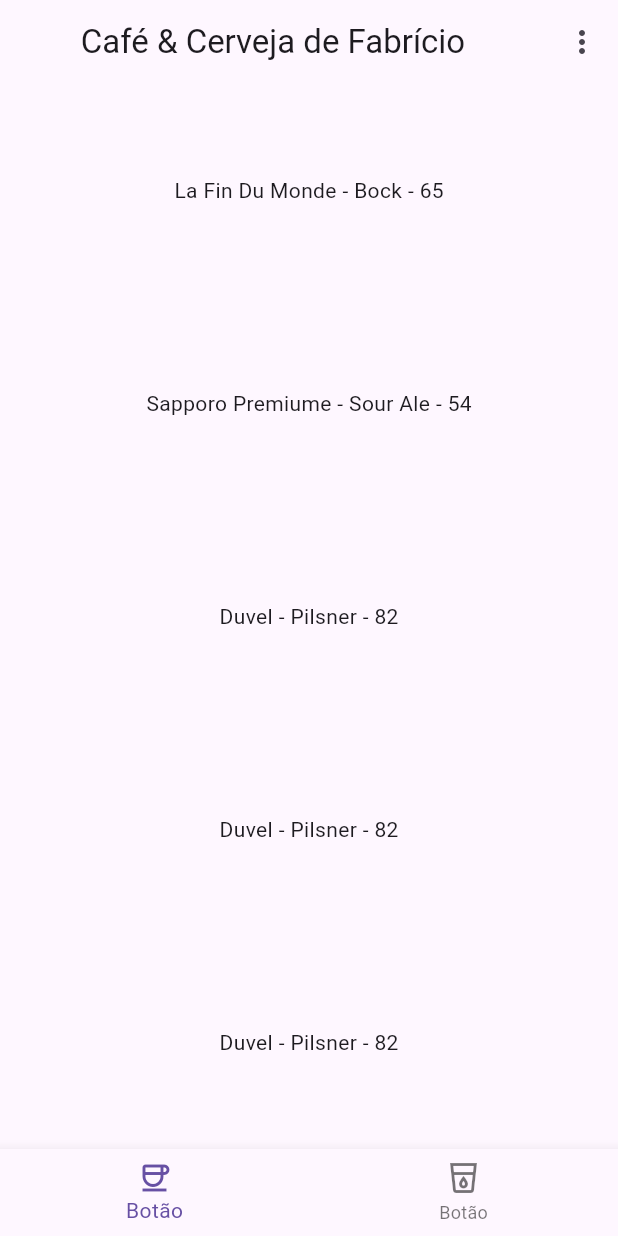
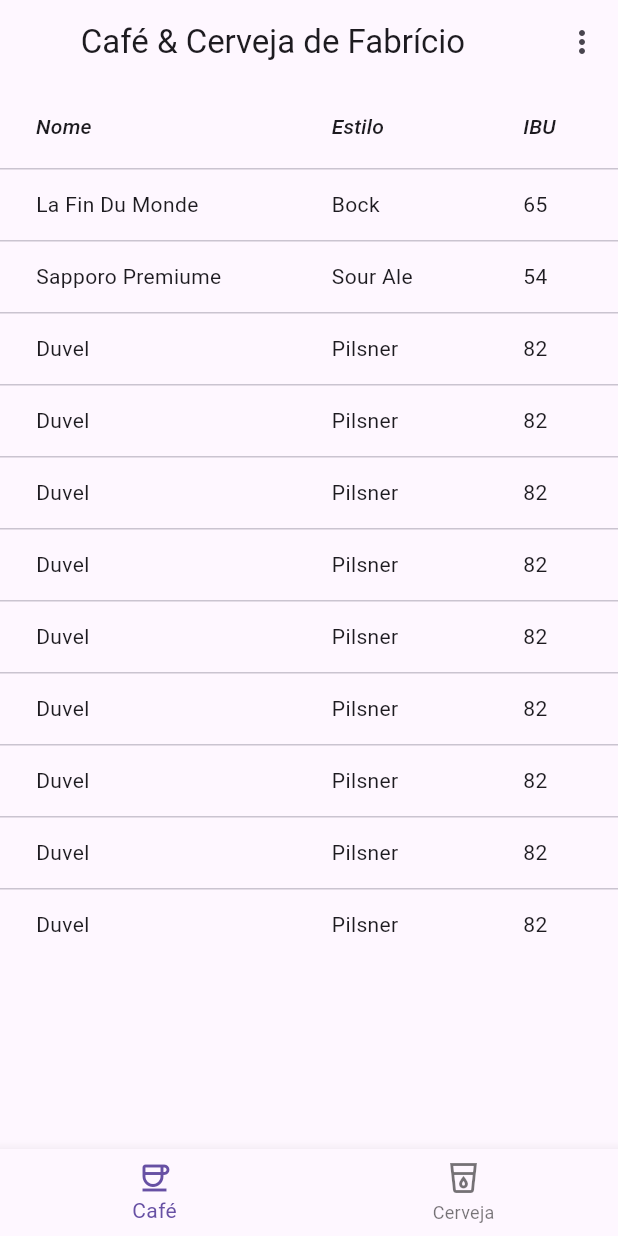
Before and after one commit to AlecYalcin/receitas_poo, a Flutter app: the screen it shows after launch, on a phone screen of 412 x 824 dp. Run offline on Flutter 3.47's test engine with Material 3 defaults, Android fonts, the phone set to English and light mode, and no system bars.

Commit message:
Exercício 01

```diff
--- a/lib/main.dart
+++ b/lib/main.dart
@@ -17,11 +17,12 @@
       debugShowCheckedModeBanner: false,
       home: Scaffold(
         appBar: NewAppBar(),
-        body: const newBody(),
-        bottomNavigationBar: NewBottomNavigationBar(icons: const [
-          Icon(Icons.coffee_outlined),
-          Icon(Icons.local_drink_outlined),
-        ]),
+        body: ListView(
+          children: const [
+           newBody(),
+          ]
+        ),
+        bottomNavigationBar: NewBottomNavigationBar(icons: lista_icone),
       ),
     );
   }
@@ -52,13 +53,13 @@
 }
 
 class NewBottomNavigationBar extends StatelessWidget {
-  List<Icon> icons;
+  List<BottomIcon> icons;
   NewBottomNavigationBar({super.key, this.icons = const[]});
 
-  BottomNavigationBarItem processIcon(Icon icon) {
+  BottomNavigationBarItem processIcon(BottomIcon icon) {
     return BottomNavigationBarItem(
-      label: "Botão",
-      icon: icon
+      label: icon.nome,
+      icon: icon.icone
     );
   }
 
@@ -75,20 +76,34 @@
   @override
 
   Widget build(BuildContext context) {
-    return BodyText(objects: lista_cerveja);
+    return BodyText(objects: dataObjects);
   }
 }
 
 class BodyText extends StatelessWidget {
-  List<Cerveja> objects;
+  List objects;
   BodyText({super.key, this.objects = const[]});
 
   @override
   Widget build(BuildContext context) {
-    List<Expanded> allTexts = objects.map((obj) => Expanded(
-      child: Center(child: Text("${obj.nome} - ${obj.estilo} - ${obj.ibu}")),
-    )).toList();
-    return Column(children: allTexts);
+    var columnNames = ["Nome", "Estilo", "IBU"];
+    var propertyNames = ["name","style","ibu"];
+
+    return DataTable(
+      columns: columnNames.map(
+        (name) => DataColumn(
+          label: Expanded(
+            child: Text(name, style: const TextStyle(fontStyle: FontStyle.italic))),
+        )
+      ).toList(),
+      rows: objects.map(
+        (obj) => DataRow(
+          cells: propertyNames.map(
+            (property) => DataCell(Text(obj[property]))
+          ).toList()
+        )
+      ).toList()
+    );
   }
 }
 
@@ -100,10 +115,72 @@
   Cerveja(this.nome, this.estilo, this.ibu);
 }
 
-List<Cerveja> lista_cerveja = [
-  Cerveja("La Fin Du Monde","Bock","65"),
-  Cerveja("Sapporo Premiume","Sour Ale","54"),
-  Cerveja("Duvel","Pilsner","82"),
-  Cerveja("Duvel","Pilsner","82"),
-  Cerveja("Duvel","Pilsner","82"),
+class BottomIcon {
+  String nome;
+  Icon icone;
+
+  BottomIcon(this.nome, this.icone);
+}
+
+var dataObjects = [
+    {
+      "name": "La Fin Du Monde",
+      "style": "Bock",
+      "ibu": "65"
+    },
+    {
+      "name": "Sapporo Premiume",
+      "style": "Sour Ale",
+      "ibu": "54"
+    },
+    {
+      "name": "Duvel",
+      "style": "Pilsner",
+      "ibu": "82"
+    },
+    {
+      "name": "Duvel",
+      "style": "Pilsner",
+      "ibu": "82"
+    },
+    {
+      "name": "Duvel",
+      "style": "Pilsner",
+      "ibu": "82"
+    },
+    {
+      "name": "Duvel",
+      "style": "Pilsner",
+      "ibu": "82"
+    },
+    {
+      "name": "Duvel",
+      "style": "Pilsner",
+      "ibu": "82"
+    },
+    {
+      "name": "Duvel",
+      "style": "Pilsner",
+      "ibu": "82"
+    },
+    {
+      "name": "Duvel",
+      "style": "Pilsner",
+      "ibu": "82"
+    },
+    {
+      "name": "Duvel",
+      "style": "Pilsner",
+      "ibu": "82"
+    },
+    {
+      "name": "Duvel",
+      "style": "Pilsner",
+      "ibu": "82"
+    }
 ];
+
+List<BottomIcon> lista_icone = [
+  BottomIcon("Café",const Icon(Icons.coffee_outlined)),
+  BottomIcon("Cerveja",const Icon(Icons.local_drink_outlined)),
+];
```
